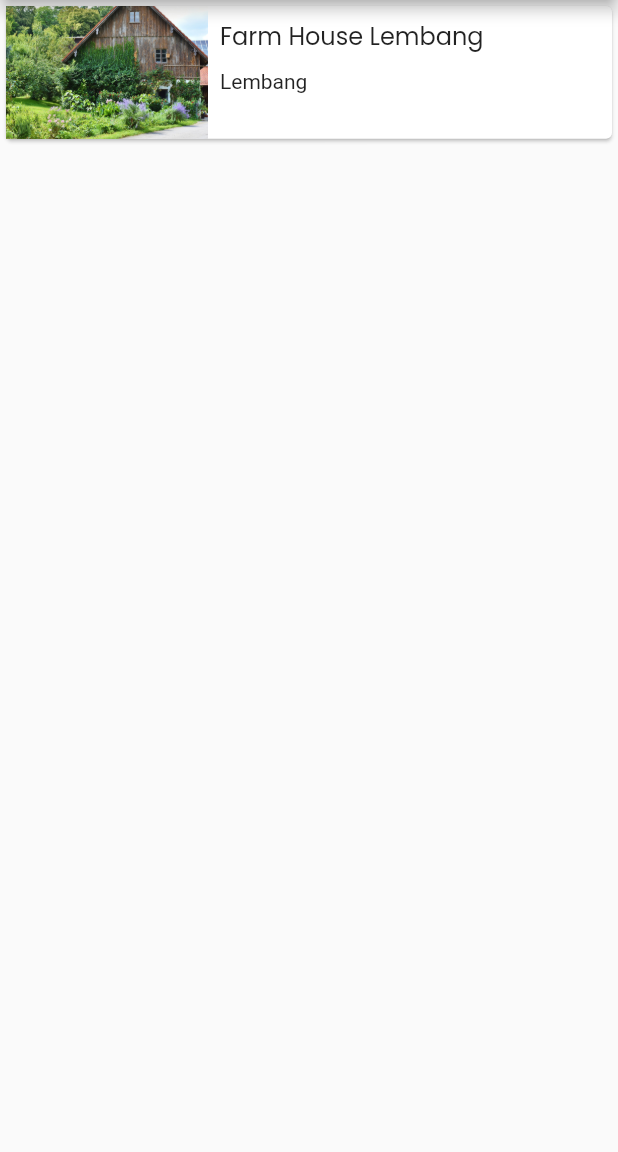
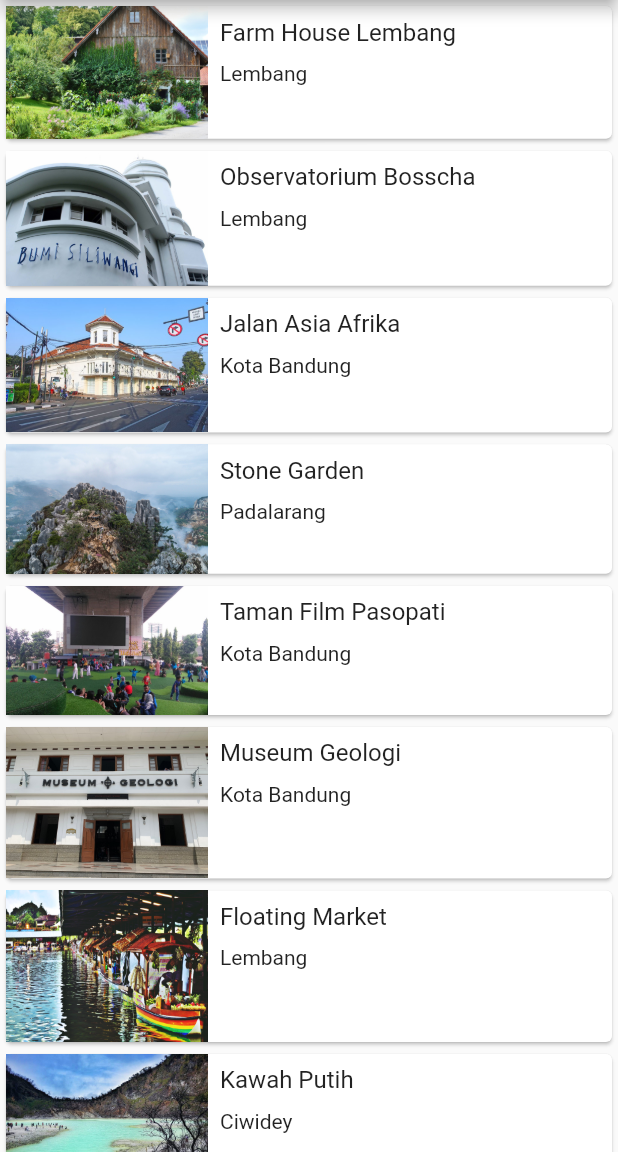
Before and after one commit to alaqsaka/bandung-tourist-attraction-app, a Flutter app: the screen it shows after launch, on a phone screen of 412 x 824 dp, the part 84-1236 px from its top. Run offline on Flutter 3.47's test engine with Material 2 defaults, Android fonts, the phone set to English and light mode, and no system bars.

Commit message:
feat: finish mobile view

```diff
--- a/lib/main_screen.dart
+++ b/lib/main_screen.dart
@@ -1,40 +1,48 @@
-import 'package:aplikasi_wisata/main.dart';
 import 'package:flutter/material.dart';
+import 'package:aplikasi_wisata/detail_screen.dart';
+import 'package:aplikasi_wisata/model/tourism_place.dart';
 
 class MainScreen extends StatelessWidget {
+  const MainScreen({Key? key}) : super(key: key);
+
   @override
   Widget build(BuildContext context) {
     return Scaffold(
       appBar: AppBar(
-        title: Text('Wisata Bandung'),
+        title: const Text('Wisata Bandung'),
       ),
-      body: InkWell(
+      body: ListView.builder(
+        itemBuilder: (context, index) {
+          final TourismPlace place = tourismPlaceList[index];
+          return InkWell(
             onTap: () {
               Navigator.push(context, MaterialPageRoute(builder: (context) {
-            return DetailScreen();
+                return DetailScreen(place: place);
               }));
             },
             child: Card(
               child: Row(
                 crossAxisAlignment: CrossAxisAlignment.start,
                 children: <Widget>[
-              Expanded(flex: 1, child: Image.asset('images/farm-house.jpg')),
+                  Expanded(
+                    flex: 1,
+                    child: Image.asset(place.imageAsset),
+                  ),
                   Expanded(
                     flex: 2,
                     child: Padding(
                       padding: const EdgeInsets.all(8.0),
                       child: Column(
                         crossAxisAlignment: CrossAxisAlignment.start,
-                    mainAxisSize: MainAxisSize.min,
                         children: <Widget>[
                           Text(
-                        'Farm House Lembang',
-                        style: TextStyle(fontFamily: 'Poppins', fontSize: 16.0),
+                            place.name,
+                            style: const TextStyle(fontSize: 16.0),
                           ),
-                      SizedBox(
+                          const SizedBox(
                             height: 10,
                           ),
-                      Text('Lembang')
+                          Text(place.location),
                         ],
                       ),
                     ),
@@ -42,6 +50,9 @@ class MainScreen extends StatelessWidget {
                 ],
               ),
             ),
+          );
+        },
+        itemCount: tourismPlaceList.length,
       ),
     );
   }
--- /dev/null
+++ b/lib/model/tourism_place.dart
@@ -0,0 +1,158 @@
+class TourismPlace {
+  String name;
+  String location;
+  String description;
+  String openDays;
+  String openTime;
+  String ticketPrice;
+  String imageAsset;
+  List<String> imageUrls;
+
+  TourismPlace(
+      {required this.name,
+      required this.location,
+      required this.description,
+      required this.openDays,
+      required this.openTime,
+      required this.ticketPrice,
+      required this.imageAsset,
+      required this.imageUrls});
+}
+
+var tourismPlaceList = [
+  TourismPlace(
+    name: 'Farm House Lembang',
+    location: 'Lembang',
+    description:
+        'Berada di jalur utama Bandung-Lembang, Farm House menjadi objek wisata yang tidak pernah sepi pengunjung. Selain karena letaknya strategis, kawasan ini juga menghadirkan nuansa wisata khas Eropa. Semua itu diterapkan dalam bentuk spot swafoto Instagramable.',
+    openDays: 'Open Everyday',
+    openTime: '09:00 - 20:00',
+    ticketPrice: 'Rp 25000',
+    imageAsset: 'images/farm-house.jpg',
+    imageUrls: [
+      'https://media-cdn.tripadvisor.com/media/photo-s/0d/7c/59/70/farmhouse-lembang.jpg',
+      'https://media-cdn.tripadvisor.com/media/photo-w/13/f0/22/f6/photo3jpg.jpg',
+      'https://media-cdn.tripadvisor.com/media/photo-m/1280/16/a9/33/43/liburan-di-farmhouse.jpg'
+    ],
+  ),
+  TourismPlace(
+    name: 'Observatorium Bosscha',
+    location: 'Lembang',
+    description:
+        'Memiliki beberapa teleskop, antara lain, Refraktor Ganda Zeiss, Schmidt Bimasakti, Refraktor Bamberg, Cassegrain GOTO, dan Teleskop Surya. Refraktor Ganda Zeiss adalah jenis teleskop terbesar untuk meneropong bintang. Benda ini diletakkan pada atap kubah sehingga saat teropong digunakan, atap tersebut harus dibuka. Observatorium Bosscha boleh dikunjungi oleh siapa pun, tanpa tiket. Namun, bagi yang ingin menggunakan teleskop Zeiss, wajib mendaftarkan diri. Untuk instansi atau lembaga pendidikan, diberikan jadwal hari Selasa sampai Jumat. Sementara itu, kunjungan individu dibuka setiap hari Sabtu.',
+    openDays: 'Open Tuesday - Saturday',
+    openTime: '09:00 - 14:30',
+    ticketPrice: 'Rp 20000',
+    imageAsset: 'images/bosscha.jpg',
+    imageUrls: [
+      'https://media-cdn.tripadvisor.com/media/photo-o/12/6b/63/0b/bosscha-observatory.jpg',
+      'https://media-cdn.tripadvisor.com/media/photo-p/0d/6a/88/9b/photo3jpg.jpg',
+      'https://media-cdn.tripadvisor.com/media/photo-o/11/3f/04/39/p-20171111-110220-largejpg.jpg',
+    ],
+  ),
+  TourismPlace(
+    name: 'Jalan Asia Afrika',
+    location: 'Kota Bandung',
+    description:
+        'Jalan Asia Afrika di Bandung memiliki kaitan yang sangat erat dengan pendirian kota Kembang ini. Karena pada saat itu, Gubernur Jenderal Herman Willem Deaendels dari Belanda menancapkan tongkatnya saat memerintahkan pendirian kota ini, yang kemudian diabadikan menjadi tugu Bandung Nol Kilometer.',
+    openDays: 'Open Everyday',
+    openTime: '24 hours',
+    ticketPrice: 'Free',
+    imageAsset: 'images/jalan-asia-afrika.jpg',
+    imageUrls: [
+      'https://media-cdn.tripadvisor.com/media/photo-o/0d/c2/e7/e6/quotes-kota-bandung.jpg',
+      'https://media-cdn.tripadvisor.com/media/photo-w/17/f4/44/01/jalan-asia-afrika.jpg',
+      'https://media-cdn.tripadvisor.com/media/photo-s/0a/ef/36/e2/jalan-asia-afrika.jpg',
+    ],
+  ),
+  TourismPlace(
+    name: 'Stone Garden',
+    location: 'Padalarang',
+    description:
+        'Stone Garden atau Taman Batu di Padalarang – Bandung ini adalah nama secara harafiah untuk apa yang akan kita lihat jika berada di sana. Hamparan batu yang artistik membuat kita merasa tidak sedang berada di Bandung, apalagi di Padalarang. Hamparan batu yang dimaksud bukan terhampar begitu saja di atas tanah luas yang menjadi permukaannya. Batu-batu besar yang ukuran pastinya bervariasi tersusun seperti memiliki suatu formasi matematis.',
+    openDays: 'Open Everyday',
+    openTime: '06:00 - 17:00',
+    ticketPrice: 'Rp 3000',
+    imageAsset: 'images/stone-garden.jpg',
+    imageUrls: [
+      'https://media-cdn.tripadvisor.com/media/photo-o/15/01/d7/4b/p-20180510-153310-01.jpg',
+      'https://media-cdn.tripadvisor.com/media/photo-w/15/68/00/32/stone-garden-citatah.jpg',
+      'https://media-cdn.tripadvisor.com/media/photo-o/0d/a2/cb/05/stone-garden-citatah.jpg',
+    ],
+  ),
+  TourismPlace(
+    name: 'Taman Film Pasopati',
+    location: 'Kota Bandung',
+    description:
+        'Menjadi salah satu tempat wisata di Bandung yang favorit, tentu Taman Film ini memiliki fasilitas cukup memadai. Pemberian fasilitas ini memiliki harapan para pengunjung akan merasa nyaman dan tak segan2 untuk kembali berkunjung terus menerus kesini. Beberapa fasilitas taman yang bisa kamu nikmati diantaranya seperti layar videotron besar berukuran 4×8 untuk memutar berbagai macam pilihan film seperti Film Indonesia, Bollywood, Korea, ataupun Indie Bandung.',
+    openDays: 'Open Everyday',
+    openTime: '24 hours',
+    ticketPrice: 'Free',
+    imageAsset: 'images/taman-film.jpg',
+    imageUrls: [
+      'https://media-cdn.tripadvisor.com/media/photo-o/08/8b/87/50/bandung-movie-park.jpg',
+      'https://media-cdn.tripadvisor.com/media/photo-o/17/67/d5/53/img-20190505-114509-largejpg.jpg',
+      'https://media-cdn.tripadvisor.com/media/photo-w/09/73/33/05/taman-film-pasopati.jpg',
+    ],
+  ),
+  TourismPlace(
+    name: 'Museum Geologi',
+    location: 'Kota Bandung',
+    description:
+        'Museum Geologi didirikan pada tanggal 16 Mei 1929. Museum ini telah direnovasi dengan dana bantuan dari JICA (Japan International Cooperation Agency). Setelah mengalami renovasi, Museum Geologi dibuka kembali dan diresmikan oleh Wakil Presiden RI, Megawati Soekarnoputri pada tanggal 23 Agustus 2000. Sebagai salah satu monumen bersejarah, museum berada di bawah perlindungan pemerintah dan merupakan peninggalan nasional. Dalam Museum ini, tersimpan dan dikelola materi-materi geologi yang berlimpah, seperti fosil, batuan, mineral. Kesemuanya itu dikumpulkan selama kerja lapangan di Indonesia sejak 1850.',
+    openDays: 'Open Saturday - Thursday',
+    openTime: '09:00 - 15:30',
+    ticketPrice: 'Rp 3000',
+    imageAsset: 'images/museum-geologi.jpg',
+    imageUrls: [
+      'https://media-cdn.tripadvisor.com/media/photo-w/19/1c/8e/f7/geology-museum.jpg',
+      'https://media-cdn.tripadvisor.com/media/photo-o/11/a7/35/b7/geology-museum.jpg',
+      'https://media-cdn.tripadvisor.com/media/photo-s/1a/55/e0/dc/geology-museum.jpg',
+    ],
+  ),
+  TourismPlace(
+    name: 'Floating Market',
+    location: 'Lembang',
+    description:
+        'Tempat wisata ini sepertinya memang ditujukan untuk wisata keluarga di Bandung. Di sini kita bisa menikmati suasana kawasan yang tertata rapi dan alami. Pada awalnya, floating market Lembang tidak begitu luas. Tapi sekarang sudah ekspansi dan memiliki banyak objek menarik baru. Nama floating market ini sepertinya merujuk pada stand tempat jualan makanan yang berada dalam perahu.',
+    openDays: 'Open Everyday',
+    openTime: '09:00 - 17:00',
+    ticketPrice: 'Rp 20000',
+    imageAsset: 'images/floating-market.png',
+    imageUrls: [
+      'https://media-cdn.tripadvisor.com/media/photo-o/17/f9/ff/f8/floating-market-bandung.jpg',
+      'https://media-cdn.tripadvisor.com/media/photo-p/1a/86/d3/cd/20200103-125059-largejpg.jpg',
+      'https://media-cdn.tripadvisor.com/media/photo-p/19/ce/b4/9b/img20181224120857-largejpg.jpg',
+    ],
+  ),
+  TourismPlace(
+    name: 'Kawah Putih',
+    location: 'Ciwidey',
+    description:
+        'Kawah Putih adalah tempat wisata di Bandung yang paling terkenal. Berlokasi di Ciwidey, Jawa Barat, kurang lebih sekitar 50 KM arah selatan kota Bandung, Kawah Putih adalah sebuah danau yang terbentuk akibat dari letusan Gunung Patuha. Sesuai dengan namanya, tanah yang ada di kawasan ini berwarna putih akibat dari pencampuran unsur belerang.',
+    openDays: 'Open Everyday',
+    openTime: '07:00 - 17:00',
+    ticketPrice: 'Rp 15000',
+    imageAsset: 'images/kawah-putih.jpg',
+    imageUrls: [
+      'https://media-cdn.tripadvisor.com/media/photo-o/0b/6e/7c/ce/rocks-sticking-out-of.jpg',
+      'https://media-cdn.tripadvisor.com/media/photo-p/0b/35/30/14/white-crater.jpg',
+      'https://media-cdn.tripadvisor.com/media/photo-o/0a/8b/9a/79/2945-t00572-www-initempatwisat.jpg',
+    ],
+  ),
+  TourismPlace(
+    name: 'Ranca Upas',
+    location: 'Ciwidey',
+    description:
+        'Ranca Upas Ciwidey adalah kawasan bumi perkemahan di bawah pengelolaan perhutani. Tempat ini berada di kawasan wisata Bandung Selatan, satu lokasi dengan kawah putih, kolam Cimanggu dan situ Patenggang. Banyak hal yang bisa dilakukan di kawasan wisata ini, seperti berkemah, berinteraksi dengan rusa, sampai bermain di water park dan mandi air panas.',
+    openDays: 'Open Everyday',
+    openTime: '24 hours',
+    ticketPrice: 'Rp 20000',
+    imageAsset: 'images/ranca-upas.jpg',
+    imageUrls: [
+      'https://media-cdn.tripadvisor.com/media/photo-o/1a/e0/7f/9c/kampung-cai-ranca-upas.jpg',
+      'https://media-cdn.tripadvisor.com/media/photo-w/13/ee/2f/87/ranca-upas.jpg',
+      'https://media-cdn.tripadvisor.com/media/photo-w/13/ee/27/0a/ranca-upas.jpg',
+    ],
+  ),
+];
```
Also changed, not shown: lib/detail_screen.dart (+131 -0 lines). Lines whose indentation alone changed are shown as unchanged.
